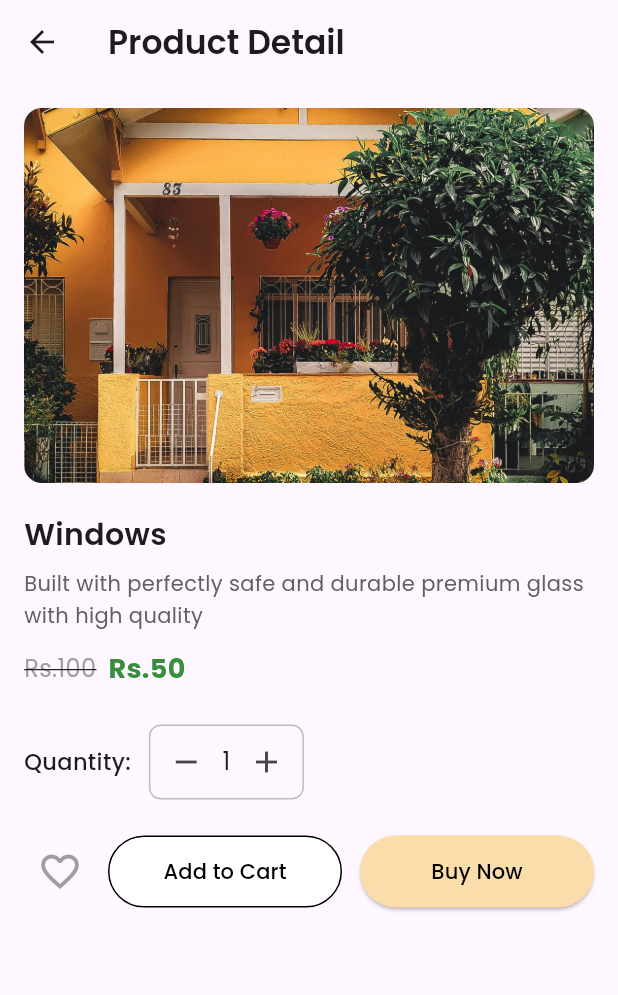
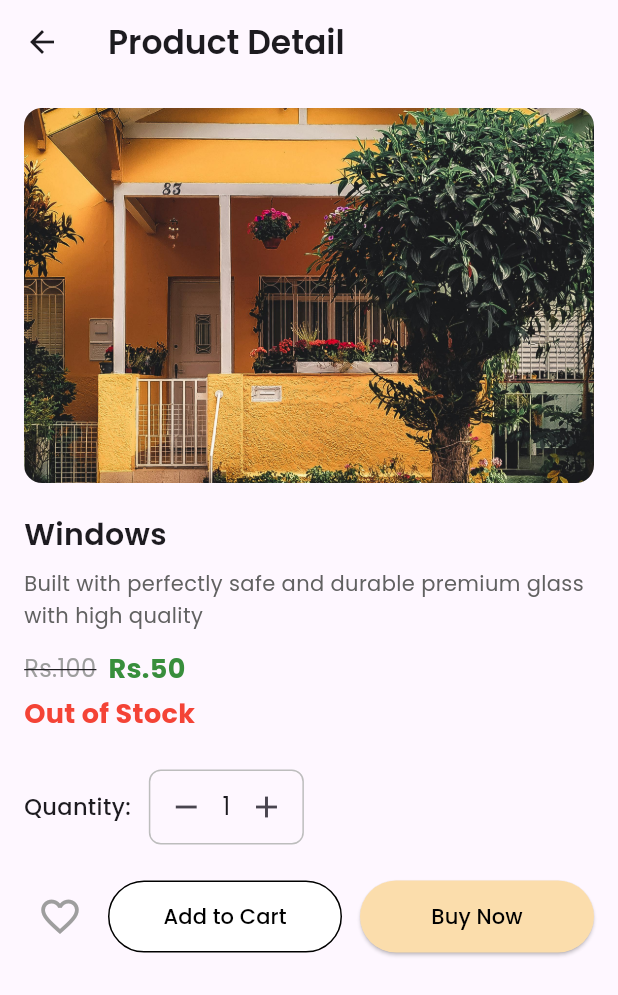
Before and after one commit to habeebvk/conecom, a Flutter app: the ListDisplay screen opened directly, after a tap on "Windows", on a phone screen of 412 x 824 dp. Shown: the top 995 px of the screen. Run offline on Flutter 3.47's test engine with Material 3 defaults, Android fonts, the phone set to English and light mode, and no system bars; our stand-ins replace google_fonts, image_picker; missing offline and left inert: razorpay_flutter.

Commit message:
third commit

```diff
--- a/lib/screens/detail_screen.dart
+++ b/lib/screens/detail_screen.dart
@@ -181,6 +181,15 @@ class _ItemDetailState extends State<ItemDetail> {
                 ),
               ],
             ),
+                        const SizedBox(height: 4),
+            Text(
+              "Out of Stock",
+              style: GoogleFonts.poppins(
+                fontSize: 18,
+                fontWeight: FontWeight.bold,
+                color: Colors.red,
+              ),
+            ),
 
             const SizedBox(height: 24),
 
@@ -278,11 +287,23 @@ class _ItemDetailState extends State<ItemDetail> {
 
                       if (method == 'upi') {
                         var options = {
-                          'key': 'rzp_test_RZBBdT1yj6ZP2M',
-                          'amount': (widget.offerPrice * quantity * 100).toInt(), // in paise
-                          'name': widget.itemName,
-                          'description': 'Purchase',
-                          'timeout': 60,
+                              'key': 'rzp_test_RZBBdT1yj6ZP2M', // 🔑 Replace with your Razorpay Test key
+                              'amount': 50000, // in paise => ₹500
+                              'name': 'ECE Store',
+                              'description': 'Test Payment',
+                              'prefill': {
+                                'contact': '9876543210',
+                                'email': 'testuser@example.com',
+                              },
+                              'theme': {
+                                'color': '#3399cc',
+                              },
+                              'method': {
+                                'netbanking': true,
+                                'card': true, // ✅ Enable card payments
+                                'upi': true,
+                                'wallet': true,
+      }
                         };
                         _razorpay.open(options);
                       } else if (method == 'cod') {
@@ -314,6 +335,7 @@ class _ItemDetailState extends State<ItemDetail> {
   }
 
 }
+
 
 class PaymentBottomSheet extends StatelessWidget {
   const PaymentBottomSheet({super.key});
--- a/lib/screens/intro.dart
+++ b/lib/screens/intro.dart
@@ -30,7 +30,7 @@ class _HomeScreenState extends State<HomeScreen> {
               child: Text("The golden hour, that fleeting period of time just after sunrise or before sunset, casts a magical and transformative glow upon the world. During these moments, the sun hangs low in the sky, its light diffused and warm, painting everything in shades of amber, gold, and soft orange. It's a time when ordinary landscapes become extraordinary, shadows stretch into long, dramatic shapes, and even the most mundane objects are imbued with a sense of wonder and tranquility. Photographers and artists eagerly anticipate this brief window, knowing that it offers the perfect conditions to capture breathtaking images and create art that speaks to the heart.",style: GoogleFonts.poppins(color: Colors.white),),
             ),
             Padding(
-              padding: const EdgeInsets.only(top: 720,left: 30),
+              padding: const EdgeInsets.only(top: 810,left: 30),
               child: SizedBox(
                 width: MediaQuery.of(context).size.width/1.2,
                 height: MediaQuery.of(context).size.height/14,
--- a/lib/screens/list_screen.dart
+++ b/lib/screens/list_screen.dart
@@ -21,12 +21,18 @@ class _ListDisplayState extends State<ListDisplay> {
           style: GoogleFonts.poppins(fontWeight: FontWeight.w600),
         ),
         actions: [
-          IconButton(onPressed: (){
-          Navigator.push(context, MaterialPageRoute(builder: (context) => WishlistScreen()));
-          }, icon: Icon(Icons.favorite)),
-          IconButton(onPressed: () {
-            Navigator.push(context, MaterialPageRoute(builder: (context) => CartScreen()));
-          }, icon: const Icon(Icons.shopping_cart)),
+          IconButton(
+              onPressed: () {
+                Navigator.push(context,
+                    MaterialPageRoute(builder: (context) => WishlistScreen()));
+              },
+              icon: const Icon(Icons.favorite)),
+          IconButton(
+              onPressed: () {
+                Navigator.push(context,
+                    MaterialPageRoute(builder: (context) => CartScreen()));
+              },
+              icon: const Icon(Icons.shopping_cart)),
         ],
       ),
       body: Padding(
@@ -34,13 +40,14 @@ class _ListDisplayState extends State<ListDisplay> {
         child: Column(
           children: [
             GestureDetector(
-              onTap: (){
+              onTap: () {
                 Navigator.push(
                   context,
                   MaterialPageRoute(
                     builder: (context) => ItemDetail(
                       itemName: "Windows",
-                        description: "Built with perfectly safe and durable premium glass with high quality",
+                      description:
+                          "Built with perfectly safe and durable premium glass with high quality",
                       price: 100,
                       offerPrice: 50,
                       imagePath: "assets/home1.jpg",
@@ -57,25 +64,26 @@ class _ListDisplayState extends State<ListDisplay> {
                 child: Padding(
                   padding: const EdgeInsets.all(10.0),
                   child: Row(
-                    crossAxisAlignment: CrossAxisAlignment.center, // Center image vertically
+                    crossAxisAlignment: CrossAxisAlignment.center,
                     children: [
-                      // Image (centered vertically)
+                      // Image
                       ClipRRect(
                         borderRadius: BorderRadius.circular(8),
                         child: Image.asset(
                           'assets/home1.jpg',
-                          width: 80,
-                          height: 80,
+                          width: 100,
+                          height: 100,
                           fit: BoxFit.cover,
                         ),
                       ),
-                      const SizedBox(width: 12),
 
-                      // Text details
+                      const SizedBox(width: 16), // fixed space between image and text
+
+                      // Text details aligned to left
                       Expanded(
                         child: Column(
-                          crossAxisAlignment: CrossAxisAlignment.start,
-                          mainAxisAlignment: MainAxisAlignment.center, // Vertically align text with image
+                          crossAxisAlignment: CrossAxisAlignment.start, // align left
+                          mainAxisAlignment: MainAxisAlignment.center,
                           children: [
                             Text(
                               "Windows",
@@ -85,8 +93,6 @@ class _ListDisplayState extends State<ListDisplay> {
                               ),
                             ),
                             const SizedBox(height: 6),
-                            Column(
-                              children: [
                             Text(
                               "Rs.100",
                               style: GoogleFonts.poppins(
@@ -95,7 +101,7 @@ class _ListDisplayState extends State<ListDisplay> {
                                 decoration: TextDecoration.lineThrough,
                               ),
                             ),
-                                const SizedBox(width: 8),
+                            const SizedBox(height: 4),
                             Text(
                               "Rs.50",
                               style: GoogleFonts.poppins(
@@ -104,7 +110,14 @@ class _ListDisplayState extends State<ListDisplay> {
                                 color: Colors.green[700],
                               ),
                             ),
-                              ],
+                            const SizedBox(height: 4),
+                            Text(
+                              "Out of Stock",
+                              style: GoogleFonts.poppins(
+                                fontSize: 15,
+                                fontWeight: FontWeight.bold,
+                                color: Colors.red,
+                              ),
                             ),
                           ],
                         ),
```
Lines whose indentation alone changed are shown as unchanged.
